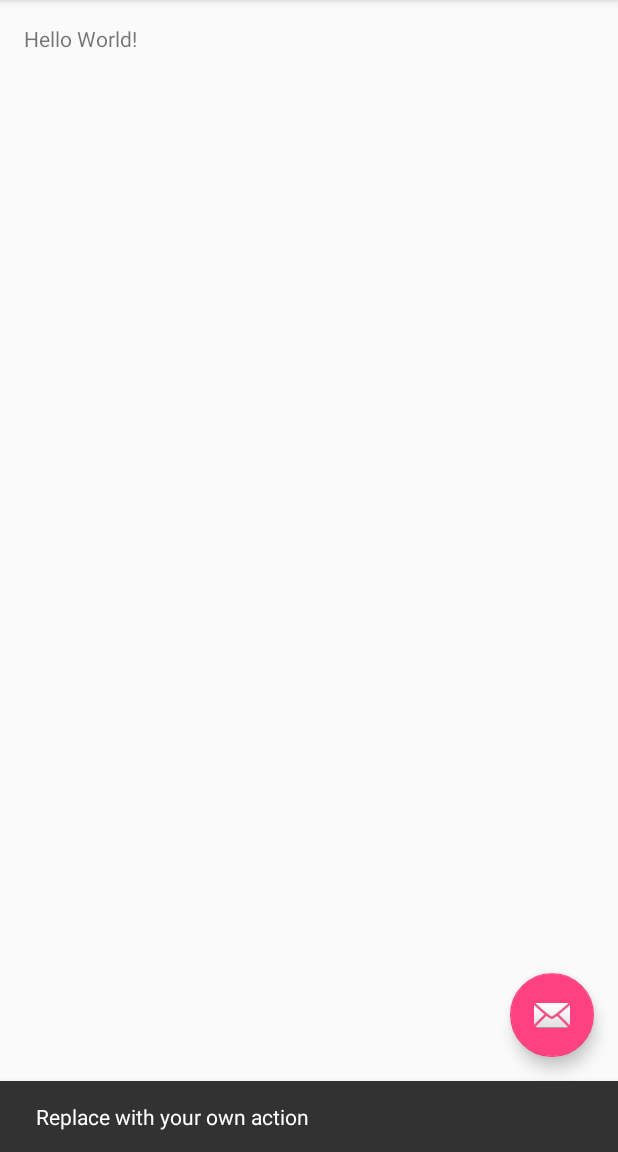
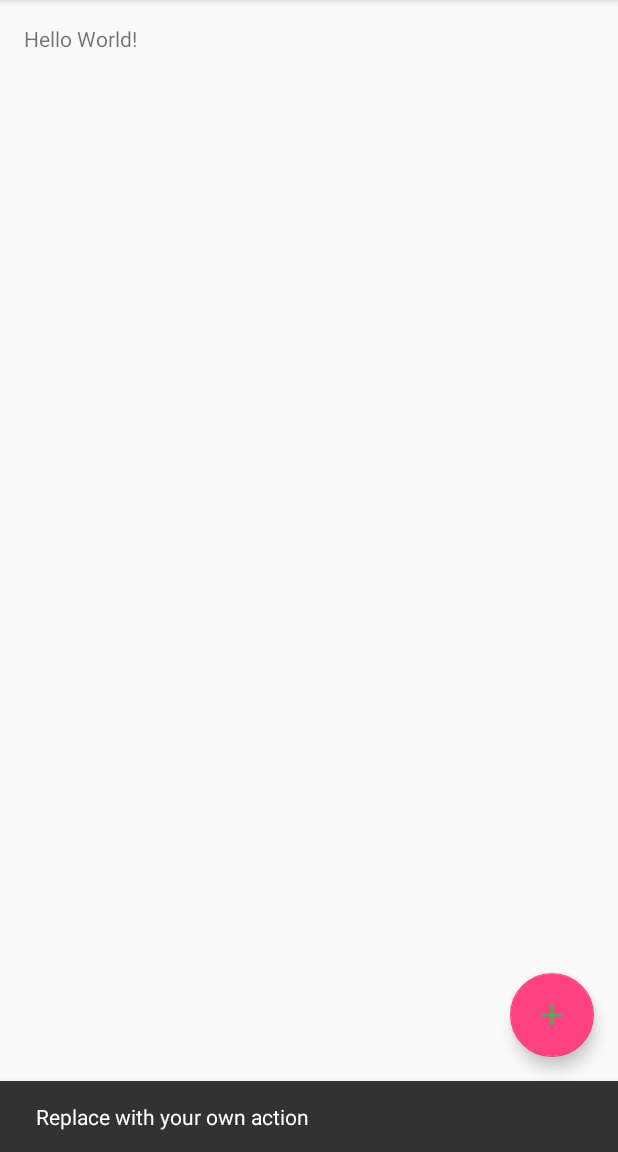
Before and after one commit to pirogoeth/uniform_imperials, an Android app: the screen it shows after launch (NotificationHistoryActivity), after a tap on an icon or button, on a phone screen of 412 x 824 dp, the part 84-1236 px from its top. Run offline under Robolectric (Android 15) with nearby library versions, the phone set to English and light mode, and no system bars.

Commit message:
Added Material Design icon.

```diff
--- /dev/null
+++ b/app/herald/src/main/res/drawable-v21/ic_add_green_500_18dp.xml
@@ -0,0 +1,4 @@
+<?xml version="1.0" encoding="UTF-8" standalone="no"?>
+<vector xmlns:android="http://schemas.android.com/apk/res/android" android:height="18dp" android:viewportHeight="24.0" android:viewportWidth="24.0" android:width="18dp">
+    <path android:fillColor="#4CAF50" android:pathData="M19,13h-6v6h-2v-6H5v-2h6V5h2v6h6v2z"/>
+</vector>
--- /dev/null
+++ b/app/herald/src/main/res/drawable/ic_add_green_500_18dp.xml
@@ -0,0 +1,4 @@
+<?xml version="1.0" encoding="UTF-8" standalone="no"?>
+<vector xmlns:android="http://schemas.android.com/apk/res/android" android:height="18dp" android:viewportHeight="24.0" android:viewportWidth="24.0" android:width="18dp">
+    <path android:fillColor="#ffffff" android:pathData="M19,13h-6v6h-2v-6H5v-2h6V5h2v6h6v2z"/>
+</vector>
--- a/app/herald/src/main/res/layout/activity_notification_history.xml
+++ b/app/herald/src/main/res/layout/activity_notification_history.xml
@@ -30,6 +30,6 @@
         android:layout_height="wrap_content"
         android:layout_gravity="bottom|end"
         android:layout_margin="@dimen/fab_margin"
-        android:src="@android:drawable/ic_dialog_email" />
+        android:src="@drawable/ic_add_green_500_18dp" />
 
 </android.support.design.widget.CoordinatorLayout>
```
Also changed, not shown: 1 other file.
